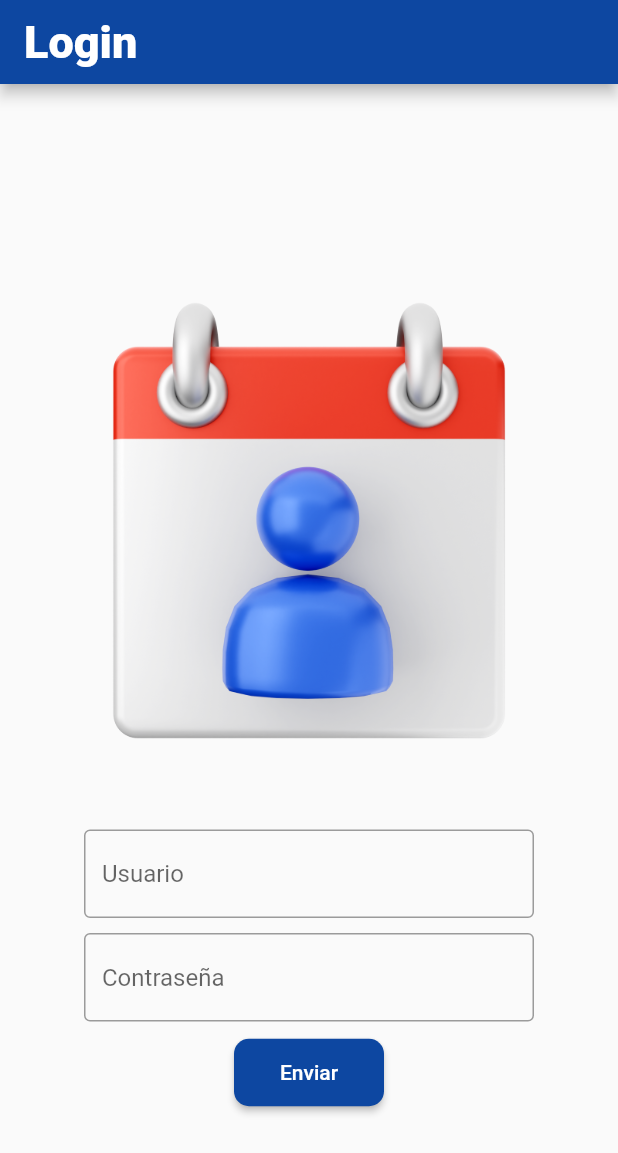
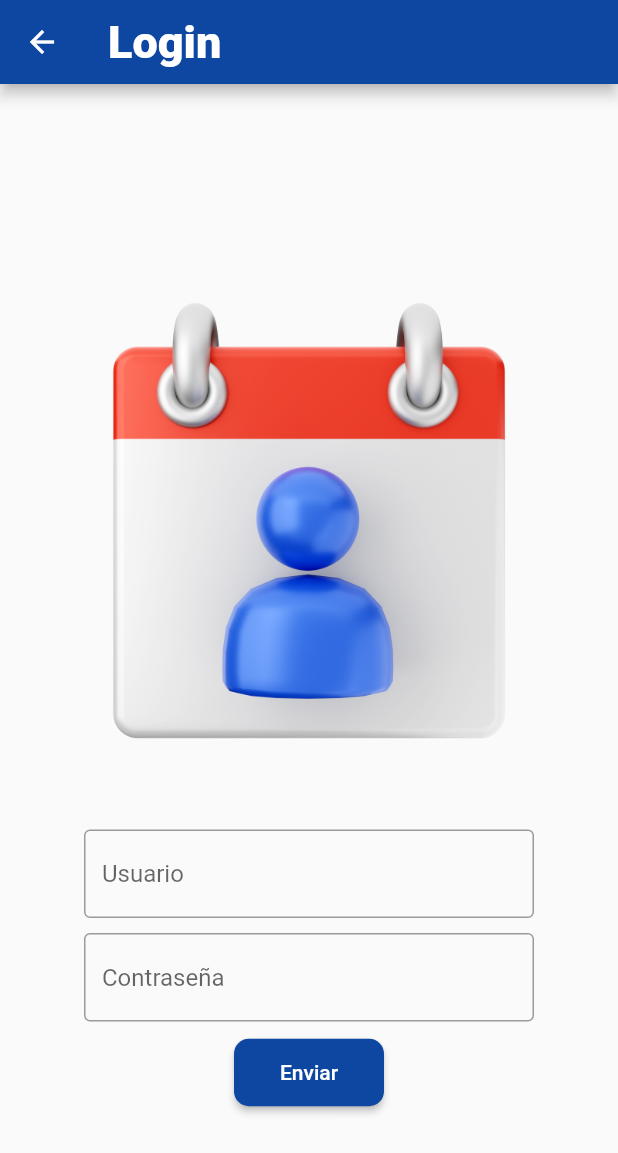
Before and after one commit to SebastianBelmonte01/todo_flutter, a Flutter app: the screen it shows after launch, after a tap on "Enviar", after a tap on "Volver al login", on a phone screen of 412 x 824 dp. Shown: the top 1153 px of the screen. Run offline on Flutter 3.47's test engine with Material 2 defaults, Android fonts, the phone set to English and light mode, and no system bars; our stand-ins replace animated_splash_screen, bloc, equatable, flutter_bloc, flutter_secure_storage, page_transition and 1 more; missing offline and left inert: textfield_datepicker; network calls fail.

```diff
--- a/lib/bloc/cubit/pages/login_page/login_cubit.dart
+++ b/lib/bloc/cubit/pages/login_page/login_cubit.dart
@@ -8,6 +8,7 @@ class LoginCubit extends Cubit<LoginState> {
   LoginCubit() : super(const LoginState());
 
   Future<void> login(String username, String password) async {
+    print("Nuevo login");
     emit(state.copyWith(status: LoginStatus.loading));
     try {
       await LoginService.login(username, password);
--- a/lib/pages/error.dart
+++ b/lib/pages/error.dart
@@ -29,8 +29,9 @@ class MyError extends StatelessWidget {
           const Text("Ha ocurrido un error", style: TextStyle(fontFamily: "Roboto", fontWeight: FontWeight.w900, fontSize: 30),),
           MyButton(
             onPressed: () {
-              //Now We Do not have to use the Navigator's method, we have to use states
               BlocProvider.of<LoginCubit>(context).chageStateToInitial();
+              Navigator.push(context, MaterialPageRoute(builder: (context) => const MyLogin()));
+
             },
             text: "Volver al login"
           )
--- a/lib/pages/login.dart
+++ b/lib/pages/login.dart
@@ -66,11 +66,6 @@ class _MyCredentialsState extends State<MyCredentials> {
             MyButton(
               onPressed: () {
                 BlocProvider.of<LoginCubit>(context).login(usernameController.text, passwordController.text);
-                // eraseCredentials();
-                // Navigator.push(
-                //   context,
-                //   MaterialPageRoute(builder: (context) => MyTodo()),
-                // );
               },
               text: 'Enviar',
             ),
```
